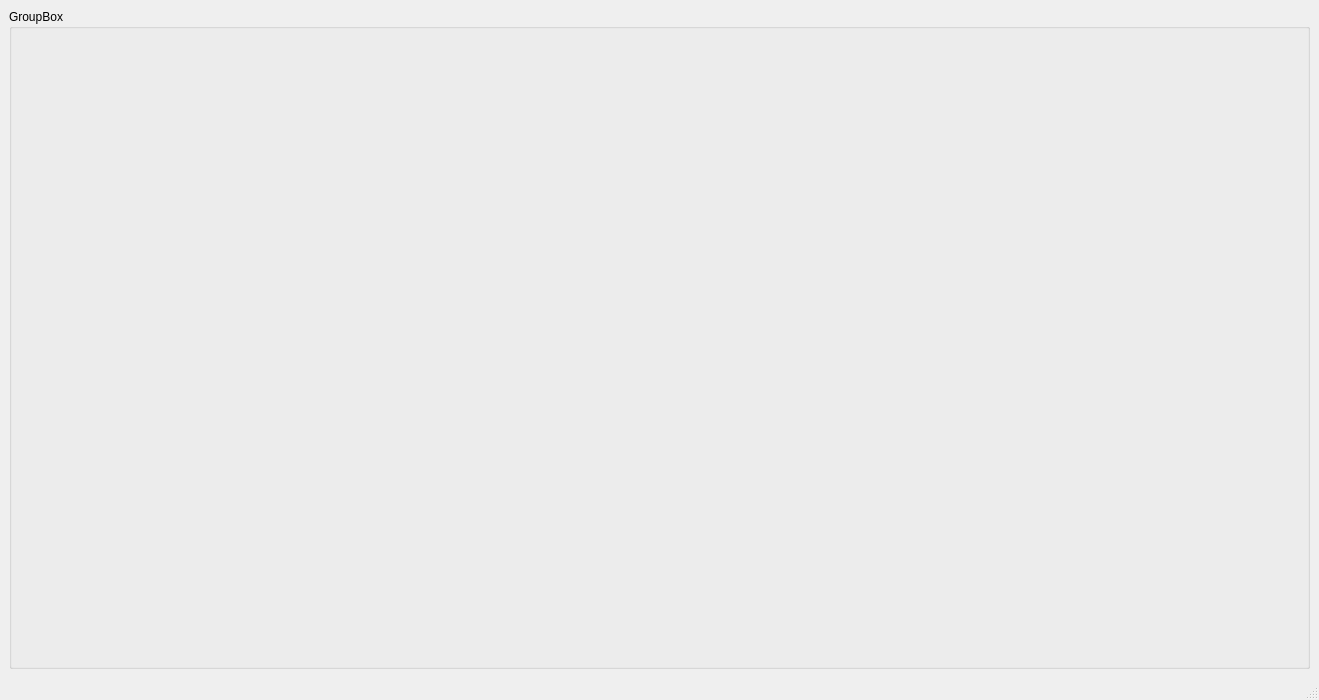
Old version of the form mainwindow.ui in the repository PPrzemko/PG2-DungeonCrawler.
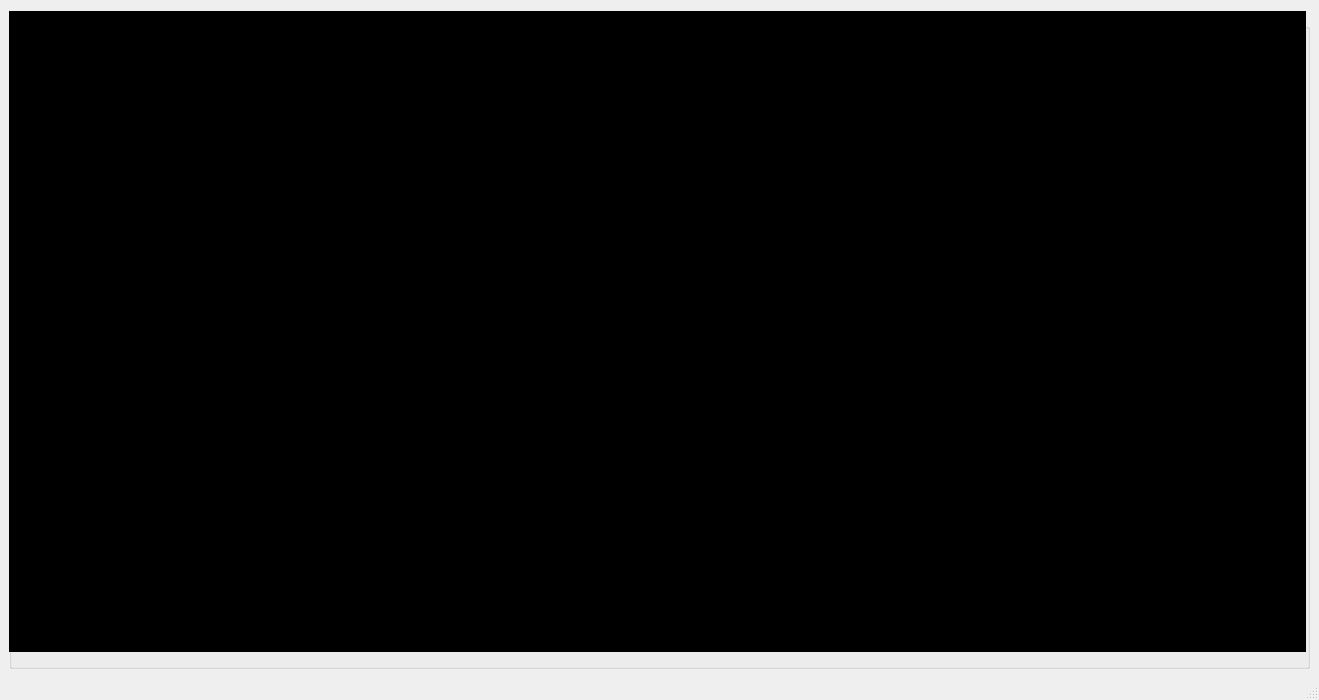
New version of the form.

Commit message: black background and refactor movement animation

What changed in the file:
```diff
--- a/mainwindow.ui
+++ b/mainwindow.ui
@@ -23,7 +23,7 @@
       <widget class="QWidget" name="gridLayoutWidget_2">
        <property name="geometry">
         <rect>
-         <x>0</x>
+         <x>10</x>
          <y>20</y>
          <width>1071</width>
          <height>571</height>
@@ -42,6 +42,28 @@
        </property>
        <layout class="QGridLayout" name="gridControl"/>
       </widget>
+      <widget class="QLabel" name="backgroundColorLabel">
+       <property name="geometry">
+        <rect>
+         <x>-4</x>
+         <y>2</y>
+         <width>1301</width>
+         <height>641</height>
+        </rect>
+       </property>
+       <property name="autoFillBackground">
+        <bool>false</bool>
+       </property>
+       <property name="styleSheet">
+        <string notr="true">background-color : black</string>
+       </property>
+       <property name="text">
+        <string/>
+       </property>
+      </widget>
+      <zorder>backgroundColorLabel</zorder>
+      <zorder>gridLayoutWidget_2</zorder>
+      <zorder>gridLayoutWidget</zorder>
      </widget>
     </item>
    </layout>
```
Left out of the diff: 2 changed lines with no effect on the pictures. The commit also changes 3 other files.
